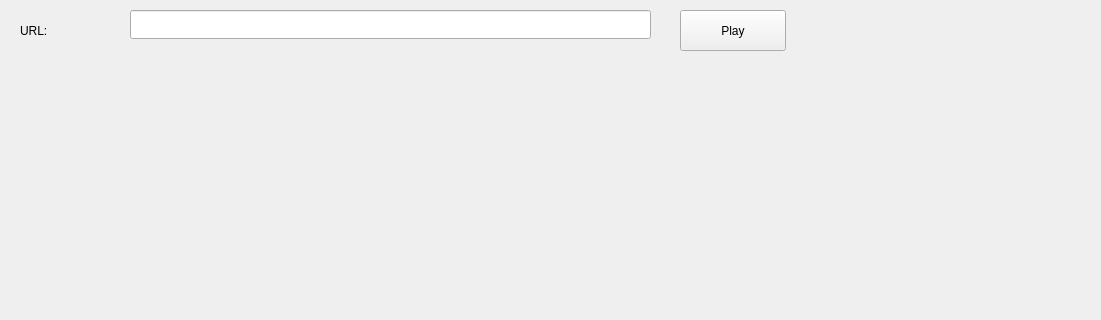
Above: demo/metaplayer6/mainwindow.ui from metartc/metaRTC before the change; both pictures show x 0 to 1101 and y 0 to 320 of the 1101 by 689 pixel window. Below: the same form after it.
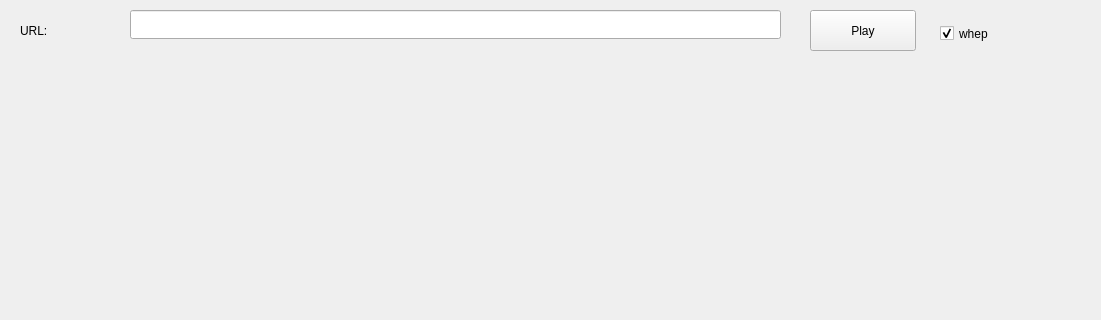
That is the form after the change.

```diff
--- a/demo/metaplayer6/mainwindow.ui
+++ b/demo/metaplayer6/mainwindow.ui
@@ -32,7 +32,7 @@
      <rect>
       <x>130</x>
       <y>10</y>
-      <width>521</width>
+      <width>651</width>
       <height>29</height>
      </rect>
     </property>
@@ -40,7 +40,7 @@
    <widget class="QPushButton" name="m_b_play">
     <property name="geometry">
      <rect>
-      <x>680</x>
+      <x>810</x>
       <y>10</y>
       <width>106</width>
       <height>41</height>
@@ -50,6 +50,22 @@
      <string>Play</string>
     </property>
    </widget>
+   <widget class="QCheckBox" name="m_c_whep">
+    <property name="geometry">
+     <rect>
+      <x>940</x>
+      <y>20</y>
+      <width>121</width>
+      <height>27</height>
+     </rect>
+    </property>
+    <property name="text">
+     <string>whep</string>
+    </property>
+    <property name="checked">
+     <bool>true</bool>
+    </property>
+   </widget>
   </widget>
   <widget class="QMenuBar" name="menubar">
    <property name="geometry">
```
